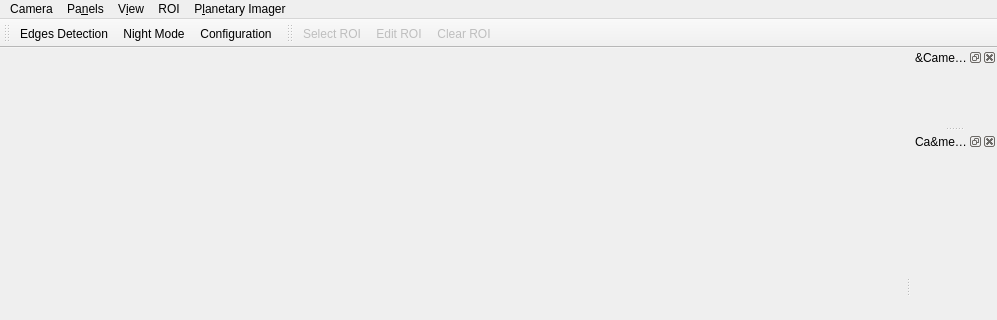
GuLinux/PlanetaryImager, file src/planetaryimager_mainwindow.ui: the form before one commit; both pictures show x 0 to 997 and y 0 to 320 of the 997 by 546 pixel window.
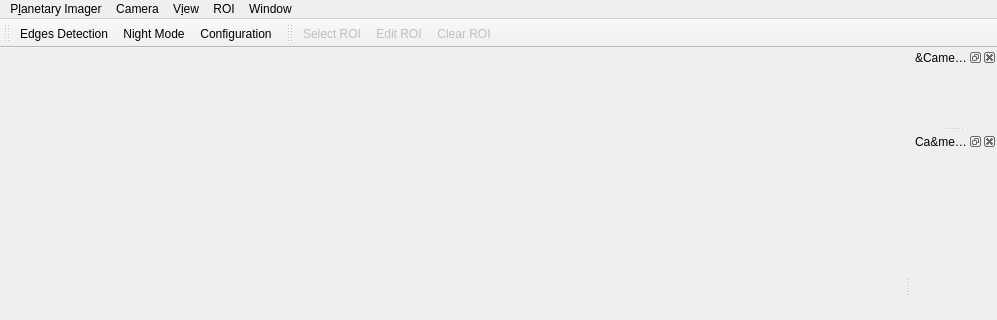
The form after the commit. Icons and pictures are not drawn.

Commit message:
Correctly save and restore window size, docks position and toolbars (#90)
* Fix toolbars and docks save/restore between sessions

* Correctly restore window size

* Fix compilation on ubuntu 16.04

```diff
--- a/src/planetaryimager_mainwindow.ui
+++ b/src/planetaryimager_mainwindow.ui
@@ -26,7 +26,7 @@
      <x>0</x>
      <y>0</y>
      <width>997</width>
-     <height>30</height>
+     <height>27</height>
     </rect>
    </property>
    <widget class="QMenu" name="menuDevice">
@@ -46,18 +46,6 @@
     <addaction name="menu_device_load"/>
     <addaction name="actionDisconnect"/>
    </widget>
-   <widget class="QMenu" name="menuPanels">
-    <property name="title">
-     <string>Pa&amp;nels</string>
-    </property>
-    <addaction name="separator"/>
-    <addaction name="actionChip_Info"/>
-    <addaction name="actionCamera_Settings"/>
-    <addaction name="actionRecording"/>
-    <addaction name="actionHistogram"/>
-    <addaction name="actionHide_all"/>
-    <addaction name="actionShow_all"/>
-   </widget>
    <widget class="QMenu" name="menuView">
     <property name="title">
      <string>V&amp;iew</string>
@@ -84,11 +72,16 @@
     <addaction name="actionAbout_Qt"/>
     <addaction name="actionQuit"/>
    </widget>
+   <widget class="QMenu" name="menuWindow">
+    <property name="title">
+     <string>Window</string>
+    </property>
+   </widget>
+   <addaction name="menuPlanetary_Imager"/>
    <addaction name="menuDevice"/>
-   <addaction name="menuPanels"/>
    <addaction name="menuView"/>
    <addaction name="menuROI"/>
-   <addaction name="menuPlanetary_Imager"/>
+   <addaction name="menuWindow"/>
   </widget>
   <widget class="QStatusBar" name="statusbar"/>
   <widget class="QDockWidget" name="chipInfoWidget">
```
Left out of the diff: 2 changed lines with no effect on the pictures. The commit also changes 7 other files.
